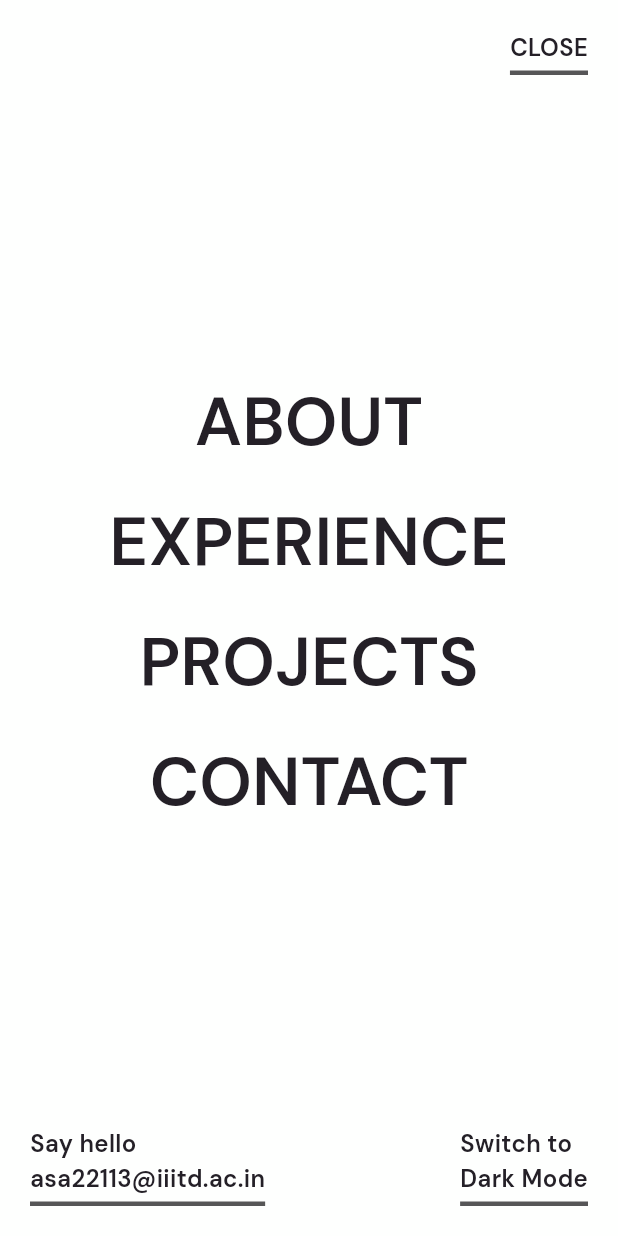
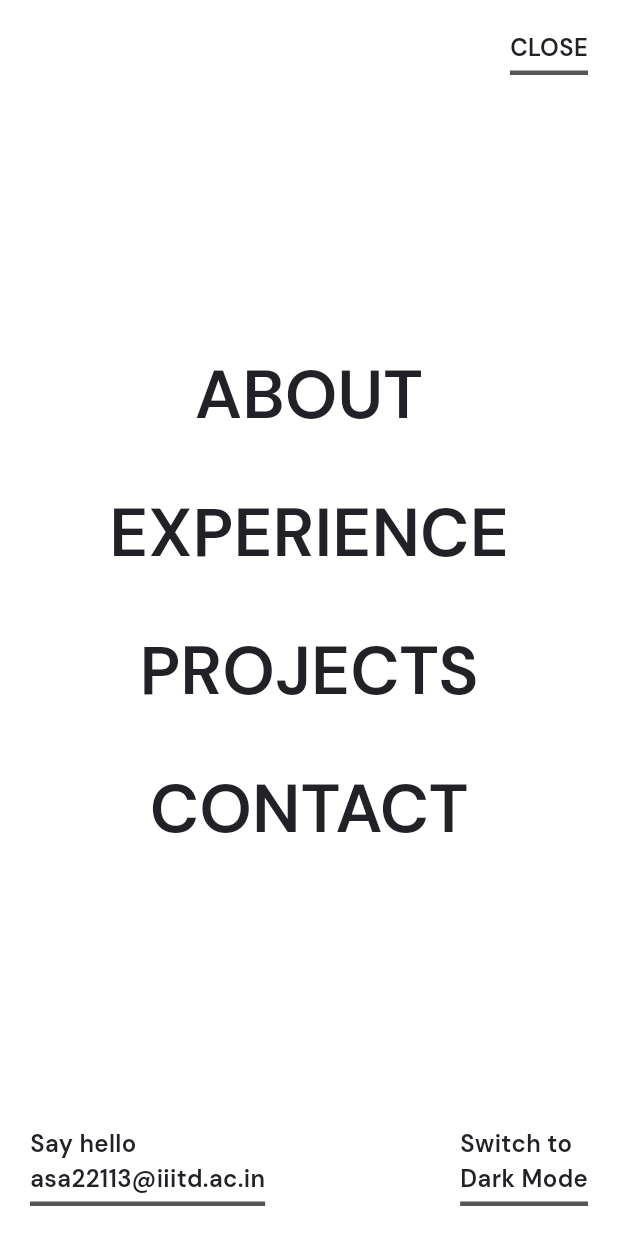
Before and after one commit to aaahza/tempRepo, a Flutter app: the screen it shows after launch, after a tap on "Menu", on a phone screen of 412 x 824 dp. Run offline on Flutter 3.47's test engine with Material 3 defaults, Android fonts, the phone set to English and light mode, and no system bars; our stand-ins replace google_fonts.

Commit message:
fixed stuff

```diff
--- a/lib/main.dart
+++ b/lib/main.dart
@@ -12,18 +12,9 @@ class MyApp extends StatelessWidget {
   @override
   Widget build(BuildContext context) {
     return MaterialApp(
-      title: 'Portfolio',
+      title: 'Asa Singh - Portfolio',
       theme: ThemeData(textTheme: GoogleFonts.dmSansTextTheme()),
-      debugShowCheckedModeBanner: false,
-      initialRoute: '/',
-      routes: {
-        '/': (context) => const PortfolioPage(),
-      },
-      onUnknownRoute: (settings) {
-        return MaterialPageRoute(
-          builder: (context) => const PortfolioPage(),
-        );
-      },
+      home: const PortfolioPage(),
     );
   }
 }
--- a/lib/pages/portfolio_page.dart
+++ b/lib/pages/portfolio_page.dart
@@ -1,5 +1,4 @@
 import 'dart:ui';
-import 'package:flutter/foundation.dart' show kIsWeb;
 import 'package:flutter/gestures.dart';
 import 'package:flutter/material.dart';
 import 'package:flutter/scheduler.dart';
@@ -23,12 +22,16 @@ class PortfolioPage extends StatefulWidget {
 class _PortfolioPageState extends State<PortfolioPage>
     with SingleTickerProviderStateMixin {
   late final ScrollController _scrollController;
-  late final Ticker? _ticker;
+  late final Ticker _ticker;
 
   double _currentScroll = 0.0;
   double _targetScroll = 0.0;
   bool _isLightMode = true;
-  bool _isAnimatingScroll = false;
+
+  // for fling tracking
+  Duration? _lastMoveTimestamp;
+  double? _lastMoveDy;
+  double _lastVelocityPxPerSecond = 0.0;
 
   // Global keys for section positioning
   final GlobalKey _aboutSectionKey = GlobalKey();
@@ -40,26 +43,24 @@ class _PortfolioPageState extends State<PortfolioPage>
   void initState() {
     super.initState();
     _scrollController = ScrollController();
+    _ticker = createTicker((_) {
+      // Smoothly interpolate current toward target and apply to controller
+      if (!_scrollController.hasClients) return;
 
-    // Only use custom scroll handling on web
-    if (kIsWeb) {
-      _ticker = createTicker((_) {
-        if (_isAnimatingScroll && (_targetScroll - _currentScroll).abs() > 0.1) {
+      // small threshold to avoid unnecessary jumps
+      if ((_targetScroll - _currentScroll).abs() < 0.1) return;
+
       _currentScroll = lerpDouble(_currentScroll, _targetScroll, 0.035)!;
+      // use jumpTo for snappy follow of our computed position
+      // (animateTo would conflict with ticker)
       _scrollController.jumpTo(_currentScroll);
-        } else if (_isAnimatingScroll) {
-          _isAnimatingScroll = false;
-        }
     });
-      _ticker?.start();
-    } else {
-      _ticker = null;
-    }
+    _ticker.start();
   }
 
   @override
   void dispose() {
-    _ticker?.dispose();
+    _ticker.dispose();
     _scrollController.dispose();
     super.dispose();
   }
@@ -77,30 +78,64 @@ class _PortfolioPageState extends State<PortfolioPage>
     final theme = AppTheme.responsive(screenWidth);
 
     return Material(
-      child: kIsWeb ? _buildWebLayout(colors, theme) : _buildMobileLayout(colors, theme),
-    );
-  }
-
-  Widget _buildWebLayout(dynamic colors, dynamic theme) {
-    return Listener(
+      child: Listener(
+        // handle wheel / trackpad scrolls (desktop)
         onPointerSignal: (pointerSignal) {
-        if (pointerSignal is PointerScrollEvent) {
+          if (pointerSignal is PointerScrollEvent && _scrollController.hasClients) {
             final newTarget = _targetScroll + pointerSignal.scrollDelta.dy;
             final maxScroll = _scrollController.position.maxScrollExtent;
             _targetScroll = newTarget.clamp(0.0, maxScroll);
-          _isAnimatingScroll = true;
           }
         },
-      child: _buildScaffold(colors, theme, const NeverScrollableScrollPhysics()),
-    );
+        // handle touch/mouse drags
+        onPointerMove: (PointerMoveEvent event) {
+          if (!_scrollController.hasClients) return;
+
+          // Update target based on pointer movement.
+          // Note: we subtract delta.dy so upward finger movement (delta.dy < 0)
+          // increases the scroll offset (page moves up).
+          final newTarget = _targetScroll - event.delta.dy;
+          final maxScroll = _scrollController.position.maxScrollExtent;
+          _targetScroll = newTarget.clamp(0.0, maxScroll);
+
+          // Track the last move to estimate velocity on pointer up
+          // We only keep the immediate last delta & timestamp (simple approach).
+          _lastMoveTimestamp = event.timeStamp;
+          _lastMoveDy = event.delta.dy;
+        },
+        onPointerDown: (PointerDownEvent event) {
+          // reset last velocity; user started a new gesture
+          _lastMoveTimestamp = null;
+          _lastMoveDy = null;
+          _lastVelocityPxPerSecond = 0.0;
+        },
+        onPointerUp: (PointerUpEvent event) {
+          // Compute a simple release velocity from last recorded delta & timestamp
+          // and apply a short fling impulse to the target.
+          if (_lastMoveTimestamp != null && _lastMoveDy != null && _scrollController.hasClients) {
+            // We do not trust extremely old timestamps; safeguard with a minimum dt.
+            final dtMillis = event.timeStamp.inMilliseconds - _lastMoveTimestamp!.inMilliseconds;
+            if (dtMillis > 0 && dtMillis < 500) {
+              final velocity = (_lastMoveDy! / dtMillis) * 1000.0; // px / s
+              _lastVelocityPxPerSecond = velocity;
+
+              // Convert this into an impulse on _targetScroll.
+              // Because during moves we used `_targetScroll -= delta.dy`,
+              // a negative delta (finger moved up) produced an increase in target.
+              // The velocity has same sign as delta/dt, so the impulse should follow:
+              // applyDelta = -velocity * flingFactor
+              const double flingFactorSeconds = 0.25; // tune this (how far the fling travels)
+              final flingDelta = -velocity * flingFactorSeconds;
+              final maxScroll = _scrollController.position.maxScrollExtent;
+              _targetScroll = (_targetScroll + flingDelta).clamp(0.0, maxScroll);
+            }
           }
 
-  Widget _buildMobileLayout(dynamic colors, dynamic theme) {
-    return _buildScaffold(colors, theme, const ClampingScrollPhysics());
-  }
-
-  Widget _buildScaffold(dynamic colors, dynamic theme, ScrollPhysics physics) {
-    return AnimatedContainer(
+          // reset trackers
+          _lastMoveTimestamp = null;
+          _lastMoveDy = null;
+        },
+        child: AnimatedContainer(
           duration: AppTheme.animationDuration,
           curve: AppTheme.animationCurve,
           color: colors.backgroundColor,
@@ -108,7 +143,8 @@ class _PortfolioPageState extends State<PortfolioPage>
             backgroundColor: Colors.transparent,
             body: SingleChildScrollView(
               controller: _scrollController,
-          physics: physics,
+              // keep NeverScrollableScrollPhysics so native browser scrolling doesn't fight our ticker
+              physics: const NeverScrollableScrollPhysics(),
               child: Padding(
                 padding: theme.pagePadding,
                 child: Column(
@@ -168,6 +204,8 @@ class _PortfolioPageState extends State<PortfolioPage>
               ),
             ),
           ),
+        ),
+      ),
     );
   }
 
@@ -195,28 +233,17 @@ class _PortfolioPageState extends State<PortfolioPage>
         break;
     }
 
-    if (targetKey?.currentContext != null) {
+    if (targetKey?.currentContext != null && _scrollController.hasClients) {
       final RenderBox renderBox = targetKey!.currentContext!.findRenderObject() as RenderBox;
       final position = renderBox.localToGlobal(Offset.zero);
 
       // Account for the top bar height and padding
-      final targetPosition = position.dy + _currentScroll - 150;
-
-      if (kIsWeb) {
-        // Use custom smooth scrolling on web
+      final targetPosition = _scrollController.offset + position.dy - 150; // 150px offset for top bar
       final maxScroll = _scrollController.position.maxScrollExtent;
       _targetScroll = targetPosition.clamp(0.0, maxScroll);
-        _isAnimatingScroll = true;
-      } else {
-        // Use standard scrolling on mobile
-        final maxScroll = _scrollController.position.maxScrollExtent;
-        final clampedPosition = targetPosition.clamp(0.0, maxScroll);
-        _scrollController.animateTo(
-          clampedPosition,
-          duration: const Duration(milliseconds: 500),
-          curve: Curves.easeInOut,
-        );
+      // we don't call animateTo because our ticker will smoothly lerp toward _targetScroll
+      // update _currentScroll as well so there's no visible jump
+      _currentScroll = _scrollController.offset;
     }
   }
 }
-}
--- a/lib/theme/app_theme.dart
+++ b/lib/theme/app_theme.dart
@@ -37,7 +37,7 @@ class AppTheme {
   static const double collaborateTextDesktop = 110;
 
   // Typography - Tablet
-  static const double largeTitleTablet = 270;
+  static const double largeTitleTablet = 280;
   static const double sectionTitleTablet = 70;
   static const double subtitleTablet = 44;
   static const double headingTablet = 32;
@@ -48,7 +48,7 @@ class AppTheme {
   static const double collaborateTextTablet = 95;
 
   // Typography - Small Tablet (between mobile and tablet)
-  static const double largeTitleSmallTablet = 220;
+  static const double largeTitleSmallTablet = 230;
   static const double sectionTitleSmallTablet = 55;
   static const double subtitleSmallTablet = 36;
   static const double headingSmallTablet = 26;
@@ -59,7 +59,7 @@ class AppTheme {
   static const double collaborateTextSmallTablet = 75;
 
   // Typography - Small Desktop (between tablet and full desktop)
-  static const double largeTitleSmallDesktop = 310;
+  static const double largeTitleSmallDesktop = 320;
   static const double sectionTitleSmallDesktop = 75;
   static const double subtitleSmallDesktop = 47;
   static const double headingSmallDesktop = 33;
@@ -70,7 +70,7 @@ class AppTheme {
   static const double collaborateTextSmallDesktop = 100;
 
   // Typography - Mobile
-  static const double largeTitleMobile = 110;
+  static const double largeTitleMobile = 150;
   static const double sectionTitleMobile = 45;
   static const double subtitleMobile = 30;
   static const double headingMobile = 24;
--- a/lib/widgets/hero_section.dart
+++ b/lib/widgets/hero_section.dart
@@ -14,31 +14,60 @@ class HeroSection extends StatelessWidget {
 
   @override
   Widget build(BuildContext context) {
+    // Compute horizontal space available for the hero text:
+    final screenWidth = MediaQuery.of(context).size.width;
+    final horizontalPadding = theme.pagePadding.horizontal;
+    final availableWidth = screenWidth - horizontalPadding;
+
     return Column(
       children: [
+        // First name (left aligned)
         Align(
           alignment: Alignment.centerLeft,
-          child: Text(
-            PortfolioData.name,
-            style: TextStyle(
-              color: colors.primaryText,
-              fontSize: theme.largeTitle,
-              fontWeight: AppTheme.bold,
+          child: SizedBox(
+            width: availableWidth,
+            // FittedBox will scale the Text down to fit the width if needed
+            child: FittedBox(
+              fit: BoxFit.scaleDown,
+              alignment: Alignment.centerLeft,
+              child: Text(
+                PortfolioData.name,
+                maxLines: 1,
+                overflow: TextOverflow.visible,
+                style: TextStyle(
+                  color: colors.primaryText,
+                  fontSize: theme.largeTitle, // stays as "base" size
+                  fontWeight: AppTheme.bold,
+                ),
+              ),
             ),
           ),
         ),
+
+        // Surname (right aligned) — also forced to single line and scaled down if needed
         Align(
           alignment: Alignment.centerRight,
-          child: Text(
-            PortfolioData.surname,
-            style: TextStyle(
-              color: colors.primaryText,
-              fontSize: theme.largeTitle,
-              fontWeight: AppTheme.bold,
+          child: SizedBox(
+            width: availableWidth,
+            child: FittedBox(
+              fit: BoxFit.scaleDown,
+              alignment: Alignment.centerRight,
+              child: Text(
+                PortfolioData.surname,
+                maxLines: 1,
+                overflow: TextOverflow.visible,
+                style: TextStyle(
+                  color: colors.primaryText,
+                  fontSize: theme.largeTitle,
+                  fontWeight: AppTheme.bold,
+                ),
+              ),
             ),
           ),
         ),
+
         SizedBox(height: theme.spacingS),
+
         Align(
           alignment: Alignment.centerLeft,
           child: ConstrainedBox(
--- a/lib/widgets/top_bar.dart
+++ b/lib/widgets/top_bar.dart
@@ -139,21 +139,12 @@ class _MobileMenuState extends State<_MobileMenu> {
       barrierColor: Colors.transparent,
       transitionDuration: AppTheme.animationDuration,
       pageBuilder: (context, animation, secondaryAnimation) {
-        return StatefulBuilder(
-          builder: (context, setMenuState) {
         return _FullScreenMenu(
           colors: widget.colors,
           theme: widget.theme,
           onNavigationTap: widget.onNavigationTap,
-              onThemeToggle: () {
-                widget.onThemeToggle();
-                setMenuState(
-                  () {},
-                ); // This will rebuild the menu with new colors
-              },
+          onThemeToggle: () => widget.onThemeToggle(),
           onClose: () => Navigator.of(context).pop(),
-            );
-          },
         );
       },
     );
@@ -195,7 +186,7 @@ class _FullScreenMenu extends StatelessWidget {
           padding: theme.pagePadding,
           child: Column(
             children: [
-              // Close button
+              // Close button row
               Row(
                 mainAxisAlignment: MainAxisAlignment.end,
                 children: [
@@ -209,18 +200,23 @@ class _FullScreenMenu extends StatelessWidget {
                 ],
               ),
 
+              // Content (nav + actions) fills remaining space
               Expanded(
                 child: Center(
                   child: Column(
-                    children: [
-                      // Left side - Navigation items
-                      Expanded(
-                        flex: 1,
-                        child: Column(
                     mainAxisAlignment: MainAxisAlignment.center,
                     crossAxisAlignment: CrossAxisAlignment.center,
+                    children: [
+                      Spacer(),
+                      // Navigation items (stacked vertically)
+                      Column(
+                        mainAxisSize: MainAxisSize.min,
                         children: PortfolioData.navigationItems.map((item) {
-                            return TextButton(
+                          return Padding(
+                            padding: EdgeInsets.symmetric(
+                              vertical: theme.spacingS / 2,
+                            ),
+                            child: TextButton(
                               onPressed: () {
                                 onNavigationTap(item.toLowerCase());
                                 onClose();
@@ -229,7 +225,6 @@ class _FullScreenMenu extends StatelessWidget {
                                 overlayColor: WidgetStateProperty.all(
                                   Colors.transparent,
                                 ),
-                                // hoverColor: Colors.transparent,
                               ),
                               child: Text(
                                 item,
@@ -239,41 +234,40 @@ class _FullScreenMenu extends StatelessWidget {
                                   fontWeight: AppTheme.semiBold,
                                 ),
                               ),
+                            ),
                           );
                         }).toList(),
                       ),
-                      ),
 
-                      // Right side - Action buttons
-                      Align(
-                        alignment: Alignment.bottomCenter,
-                        child: Expanded(
-                          flex: 1,
-                          child: Row(
+                      Spacer(),
+
+                      // Action buttons (centered row)
+                      Row(
                         mainAxisAlignment: MainAxisAlignment.spaceBetween,
-                            crossAxisAlignment: CrossAxisAlignment.center,
                         children: [
                           HoverButton(
                             text: 'Say hello\n${PortfolioData.email}',
                             onPressed: () {
                               UrlLauncher.launchEmail();
+                              // optionally close the menu
+                              // onClose();
                             },
                             textColor: colors.primaryText,
                             lineColor: colors.secondaryText,
                             fontSize: theme.body,
                           ),
-                              SizedBox(height: theme.spacingXL),
+                          SizedBox(width: theme.spacingXL),
                           HoverButton(
                             text: 'Switch to\nDark Mode',
-                                onPressed:
-                                    onThemeToggle, // No onClose() call here
+                            onPressed: () {
+                              onThemeToggle();
+                              onClose();
+                            },
                             textColor: colors.primaryText,
                             lineColor: colors.secondaryText,
                             fontSize: theme.body,
                           ),
                         ],
-                          ),
-                        ),
                       ),
                     ],
                   ),
```
Also changed, not shown: 1 other file. Lines whose indentation alone changed are shown as unchanged.
